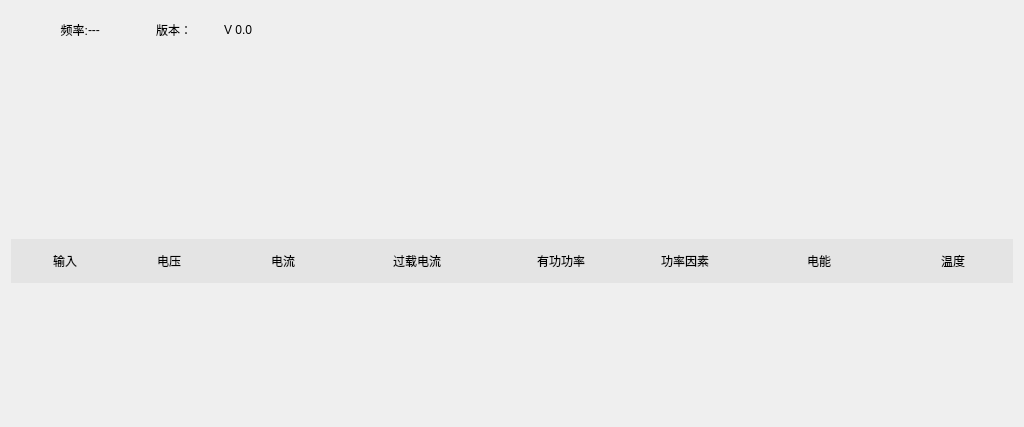
This is BusBar-Qt/line/linewid.ui in luozhiyong131/BusBar as Qt 5 draws it before an edit. The edited form follows.
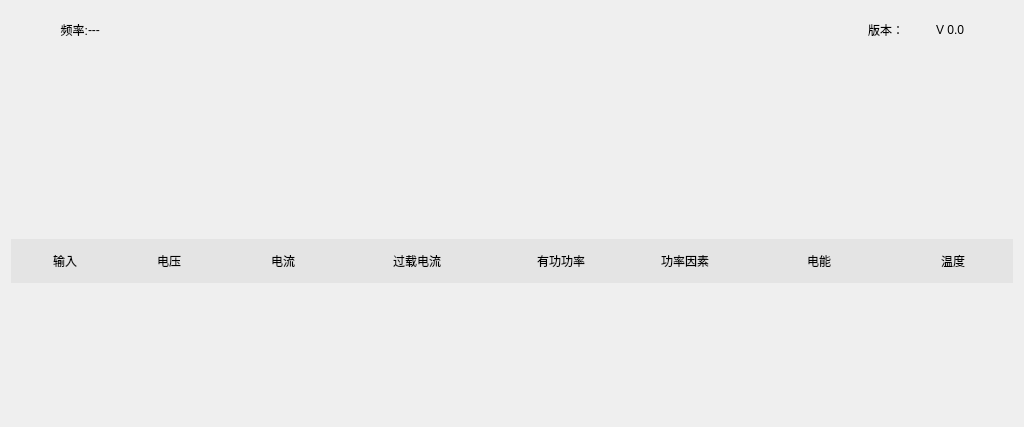
This is the edited form.

Patch:
```diff
--- a/BusBar-Qt/line/linewid.ui
+++ b/BusBar-Qt/line/linewid.ui
@@ -297,32 +297,6 @@
         </property>
        </widget>
       </item>
-      <item>
-       <widget class="QLabel" name="label_2">
-        <property name="minimumSize">
-         <size>
-          <width>68</width>
-          <height>18</height>
-         </size>
-        </property>
-        <property name="text">
-         <string>版本：</string>
-        </property>
-       </widget>
-      </item>
-      <item>
-       <widget class="QLabel" name="version">
-        <property name="minimumSize">
-         <size>
-          <width>68</width>
-          <height>18</height>
-         </size>
-        </property>
-        <property name="text">
-         <string>V 0.0</string>
-        </property>
-       </widget>
-      </item>
       <item>
        <spacer name="horizontalSpacer">
         <property name="orientation">
@@ -336,6 +310,32 @@
         </property>
        </spacer>
       </item>
+      <item>
+       <widget class="QLabel" name="label_2">
+        <property name="minimumSize">
+         <size>
+          <width>68</width>
+          <height>18</height>
+         </size>
+        </property>
+        <property name="text">
+         <string>版本：</string>
+        </property>
+       </widget>
+      </item>
+      <item>
+       <widget class="QLabel" name="version">
+        <property name="minimumSize">
+         <size>
+          <width>68</width>
+          <height>18</height>
+         </size>
+        </property>
+        <property name="text">
+         <string>V 0.0</string>
+        </property>
+       </widget>
+      </item>
      </layout>
     </widget>
    </item>
```
Left out of the diff: 4 changed lines with no effect on the pictures.
